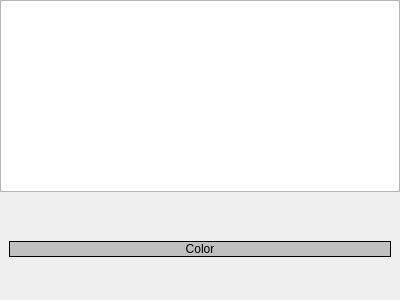
vle-forge/vle, file src/pkgs/gvle.default/DefaultSimSubpanel/simpanelright.ui: the form before one commit.
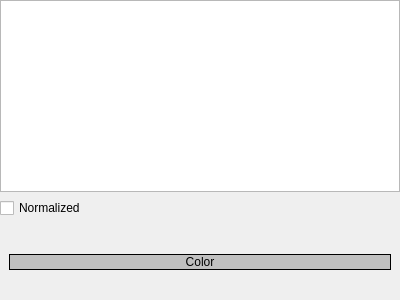
The form after the commit.

Commit message:
gvle: enhance the default plot panel.
- A "normalize" option has been added on the lower right panel.
- Zooming and RangeDraging are enabled.

```diff
--- a/src/pkgs/gvle.default/DefaultSimSubpanel/simpanelright.ui
+++ b/src/pkgs/gvle.default/DefaultSimSubpanel/simpanelright.ui
@@ -38,6 +38,13 @@
      </column>
     </widget>
    </item>
+   <item>
+    <widget class="QCheckBox" name="Normalized">
+     <property name="text">
+      <string>Normalized</string>
+     </property>
+    </widget>
+   </item>
    <item>
     <widget class="QWidget" name="widSimStyle" native="true">
      <property name="sizePolicy">
```
The commit also changes 2 other files.
